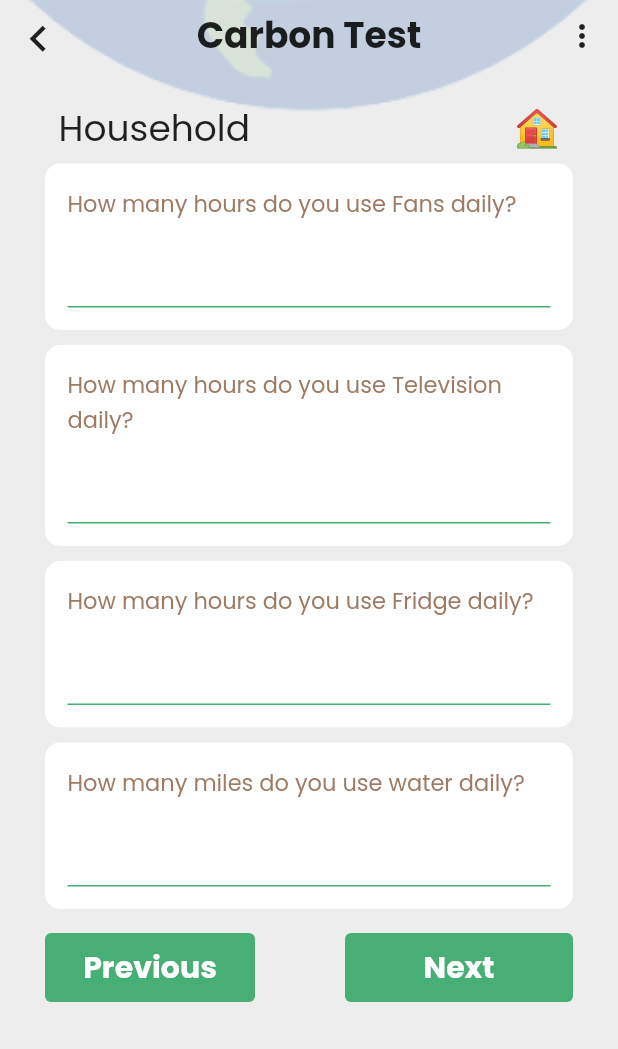
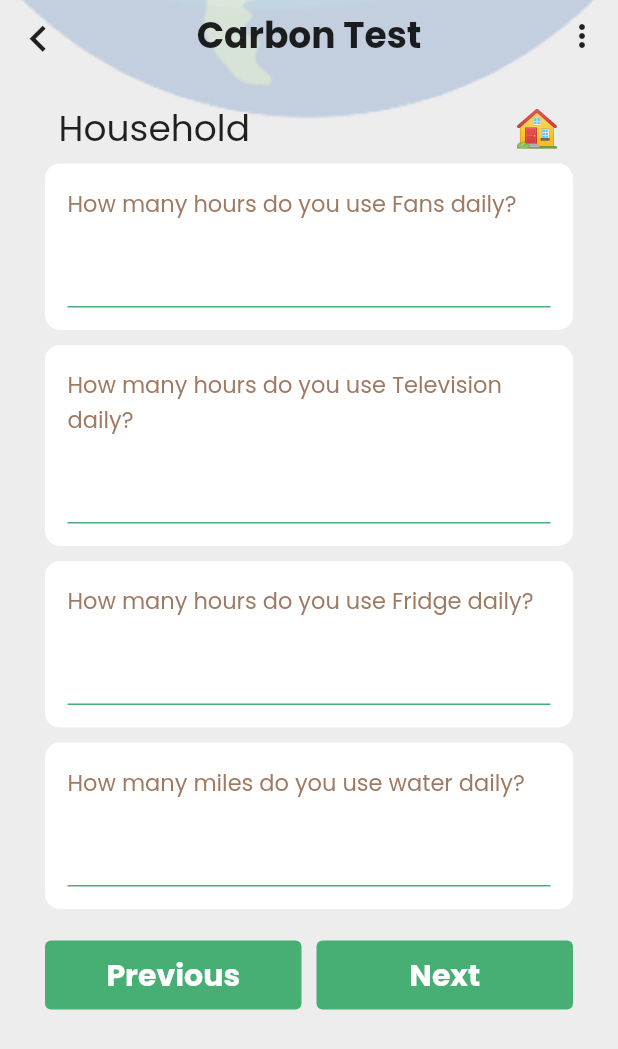
Before and after one commit to siddhardh-7/hacknitr, a Flutter app: the HomeEmission screen opened by its route, on a phone screen of 412 x 824 dp. Shown: the top 1049 px of the screen. Run offline on Flutter 3.47's test engine with Material 2 defaults, Android fonts, the phone set to English and light mode, and no system bars; our stand-ins replace google_fonts; network calls fail.

Commit message:
Update home_carbon_emission.dart

```diff
--- a/carbon/lib/screens/home_carbon_emission.dart
+++ b/carbon/lib/screens/home_carbon_emission.dart
@@ -299,15 +299,16 @@ class _HomeEmissionState extends State<HomeEmission> {
                     ],
                   ),
                 ),
-                Row(
+                Padding(
+                  padding: const EdgeInsets.symmetric(
+                      horizontal: 30.0, vertical: 15),
+                  child: Row(
                     children: [
-                    Container(
-                      width: 200,
-                      padding:
-                          EdgeInsets.symmetric(horizontal: 30, vertical: 10),
+                      Expanded(
                         child: TextButton(
                           onPressed: () {
-                          Navigator.popAndPushNamed(context, CarbonEmission.id);
+                            Navigator.popAndPushNamed(
+                                context, CarbonEmission.id);
                           },
                           style: TextButton.styleFrom(
                             backgroundColor: AppColors.primaryColor,
@@ -327,11 +328,10 @@ class _HomeEmissionState extends State<HomeEmission> {
                           ),
                         ),
                       ),
+                      SizedBox(
+                        width: 10,
+                      ),
                       Expanded(
-                      child: Container(
-                        width: 200,
-                        padding:
-                            EdgeInsets.symmetric(horizontal: 30, vertical: 10),
                         child: TextButton(
                           onPressed: () {
                             carbonEmissionByHouse = CarbonFootPrint
@@ -369,8 +369,8 @@ class _HomeEmissionState extends State<HomeEmission> {
                           ),
                         ),
                       ),
+                    ],
                   ),
-                  ],
                 ),
               ],
             ),
```
Lines whose indentation alone changed are shown as unchanged.
